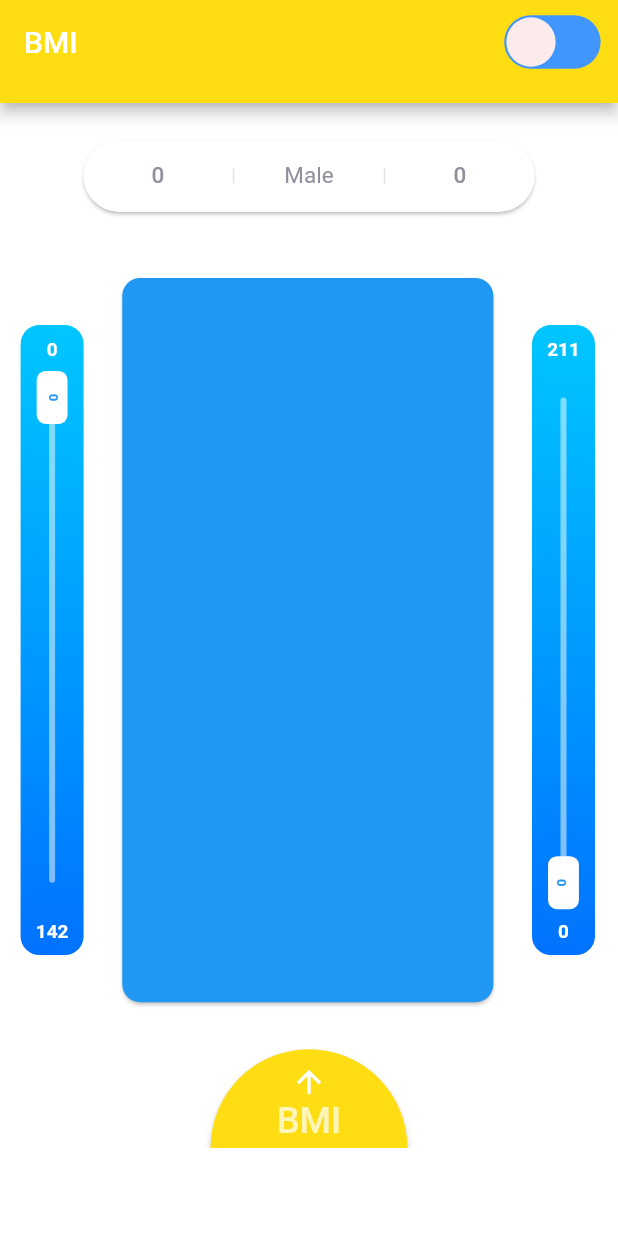
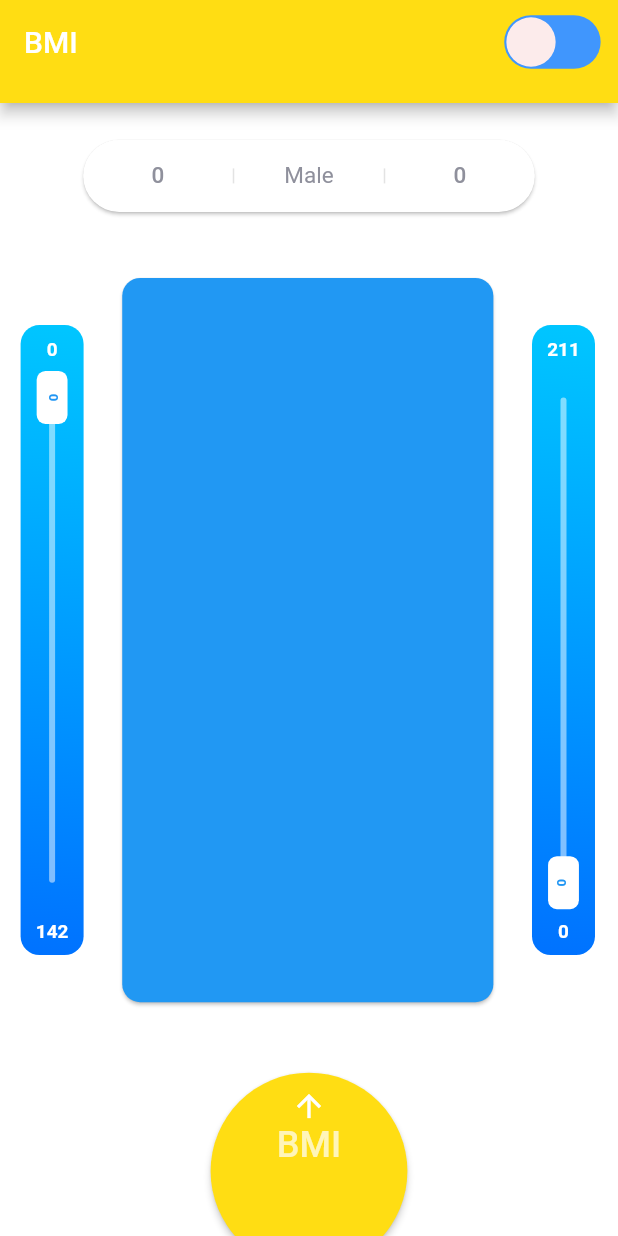
Before and after one commit to Palegg-Technologies/bmical, a Flutter app: the screen it shows after launch, on a phone screen of 412 x 824 dp. Run offline on Flutter 3.47's test engine with Material 2 defaults, Android fonts, the light colour scheme and no system bars; drawn by our look-alikes of lottie; project files that could hold a hidden picture were left out.

Commit message:
hero position fix
Signed-off-by: Azanul <azanulhaque@gmail.com>

```diff
--- a/lib/input_page/input_page.dart
+++ b/lib/input_page/input_page.dart
@@ -150,7 +150,7 @@ class _InputPageState extends State<InputPage>
           SizedBox(height: size.height / 120),
           _iconRow(_iconList.sublist(0, 2), size.width),
           SizedBox(
-            height: size.height / 1.65,
+            height: size.height / 1.6,
             width: size.width,
             child: Stack(
               children: <Widget>[
@@ -232,7 +232,6 @@ class _InputPageState extends State<InputPage>
           _iconRow(_iconList.sublist(2), size.width),
           Hero(
             tag: '1',
-            child: ClipRect(
             child: Align(
               alignment: Alignment.topCenter,
               heightFactor: 0.5,
@@ -261,7 +260,6 @@ class _InputPageState extends State<InputPage>
               ),
             ),
           ),
-          ),
         ],
       ),
     );
```
Lines whose indentation alone changed are shown as unchanged.
